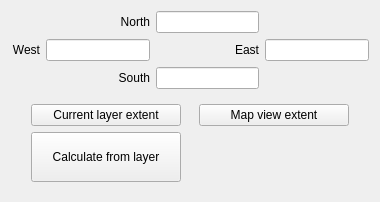
This is src/ui/qgsextentgroupboxwidget.ui in carsmie/QGIS as Qt 5 draws it before an edit. The edited form follows.
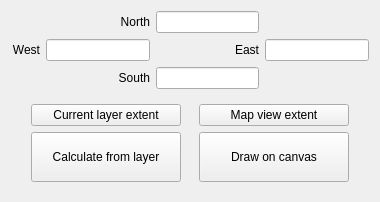
This is the edited form.

Commit message: [FEATURE] Draw extent onto canvas in save as image/PDF dialog (#4878)

Diff of the .ui file:
```diff
--- a/src/ui/qgsextentgroupboxwidget.ui
+++ b/src/ui/qgsextentgroupboxwidget.ui
@@ -155,6 +155,19 @@
         </property>
        </widget>
       </item>
+      <item row="1" column="4">
+       <widget class="QPushButton" name="mButtonDrawOnCanvas">
+        <property name="sizePolicy">
+         <sizepolicy hsizetype="Minimum" vsizetype="Minimum">
+          <horstretch>0</horstretch>
+          <verstretch>0</verstretch>
+         </sizepolicy>
+        </property>
+        <property name="text">
+         <string>Draw on canvas</string>
+        </property>
+       </widget>
+      </item>
      </layout>
     </widget>
    </item>
```
The commit also changes 9 other files.
